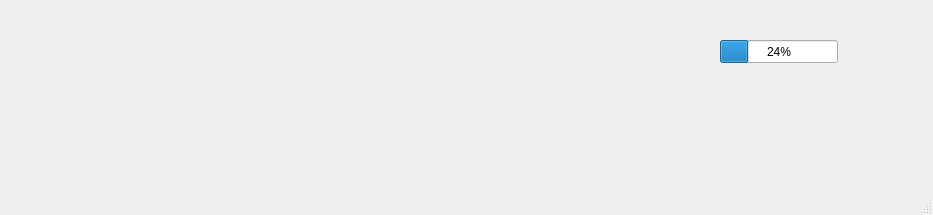
Above: instrument_cluster/mainwindow.ui from FALCON-RACER/DES_Instrument-Cluster before the change. Below: the same form after it.
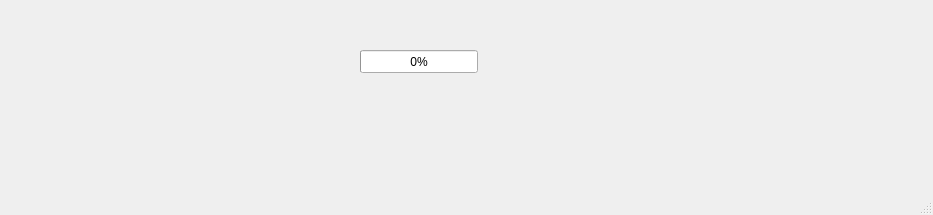
That is the form after the change.

Commit message: feat: create battery status GUI #11

```diff
--- a/instrument_cluster/mainwindow.ui
+++ b/instrument_cluster/mainwindow.ui
@@ -17,14 +17,14 @@
    <widget class="QProgressBar" name="Battery">
     <property name="geometry">
      <rect>
-      <x>720</x>
-      <y>40</y>
+      <x>360</x>
+      <y>50</y>
       <width>118</width>
       <height>23</height>
      </rect>
     </property>
     <property name="value">
-     <number>24</number>
+     <number>0</number>
     </property>
    </widget>
   </widget>
```
Left out of the diff: 2 changed lines with no effect on the pictures. The commit also changes 5 other files.
